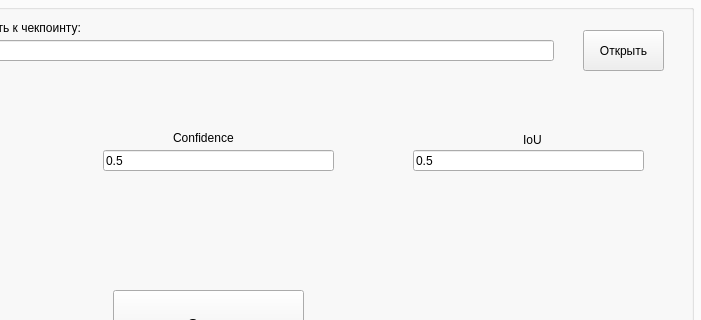
Above: interface.ui from AlekseiRodionov/motion-computer-control before the change; both pictures show x 298 to 999 and y 325 to 645 of the 999 by 819 pixel window. Below: the same form after it.
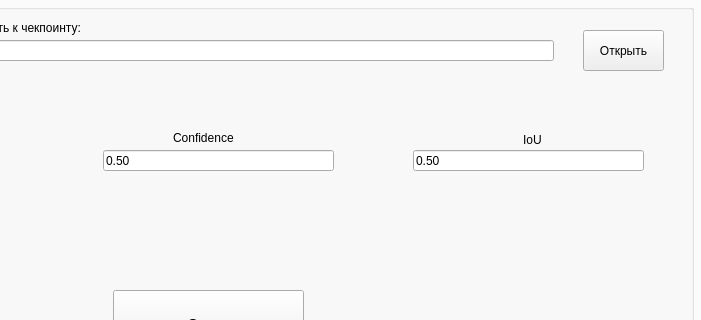
That is the form after the change. Icons and pictures are not drawn.

Commit message: Fixes in interface, Dockerfile, README.md

```diff
--- a/interface.ui
+++ b/interface.ui
@@ -639,10 +639,10 @@
         </rect>
        </property>
        <property name="inputMask">
-        <string>B.999999</string>
+        <string>B.99</string>
        </property>
        <property name="text">
-        <string>0.5</string>
+        <string>0.50</string>
        </property>
        <property name="cursorPosition">
         <number>3</number>
@@ -658,10 +658,10 @@
         </rect>
        </property>
        <property name="inputMask">
-        <string>B.999999</string>
+        <string>B.99</string>
        </property>
        <property name="text">
-        <string>0.5</string>
+        <string>0.50</string>
        </property>
        <property name="cursorPosition">
         <number>3</number>
```
Left out of the diff: 18 changed lines with no effect on the pictures. The commit also changes 3 other files.
